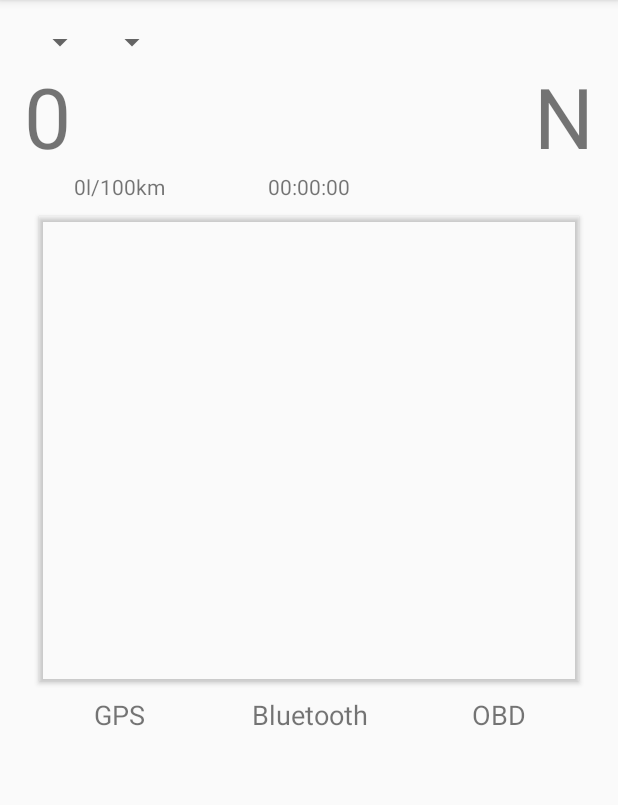
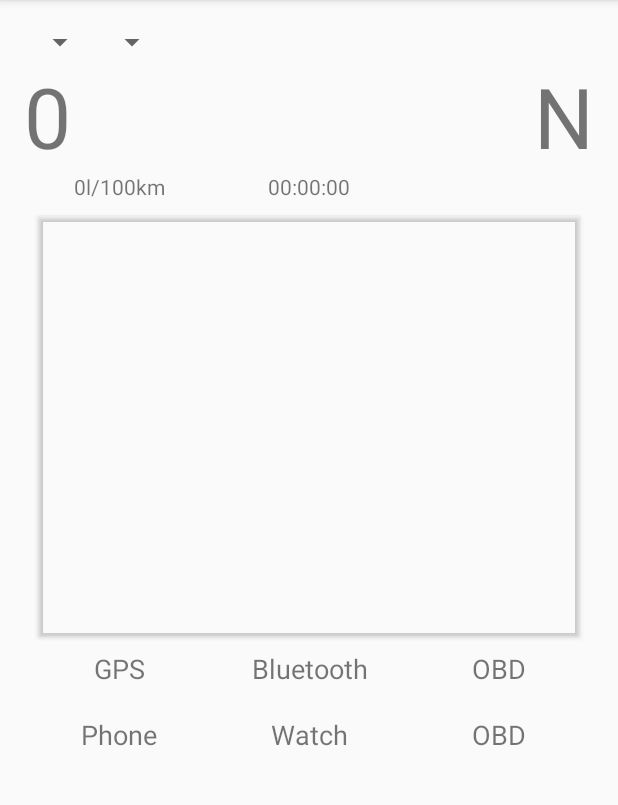
Before and after one commit to terementor/Drivemeter, an Android app: the layout main.xml on its own in the app's theme, with its tools: preview values and no code run, on a phone screen of 412 x 824 dp, the part 84-889 px from its top. Run offline under Robolectric (Android 15) with nearby library versions, the phone set to English and light mode, and no system bars.

Commit message:
adding status texviews in mainactivity

```diff
--- a/mobile/src/main/java/com/github/terementor/drivemeter/activity/SensorReceiverService.java
+++ b/mobile/src/main/java/com/github/terementor/drivemeter/activity/SensorReceiverService.java
@@ -89,9 +89,7 @@ public class SensorReceiverService extends WearableListenerService {
                     long t1 = System.nanoTime();
                     Log.d(TAG, "UnpackSensorData took " + ((t1 - t0) / 1_000_000) + "ms");
                 }
-                if (path.startsWith("/Time/")) {
-                    MainActivity.setWatchTime(Long.parseLong(uri.getLastPathSegment()));
-                }
+
                 if (path.startsWith("/Ready/")) {
                     MainActivity.setOutputsensorstrue();
                     Log.d(TAG, "Received message: Ready");
--- a/mobile/src/main/res/layout/main.xml
+++ b/mobile/src/main/res/layout/main.xml
@@ -78,7 +78,7 @@
     <ScrollView
         android:id="@+id/data_scroll"
         android:layout_width="fill_parent"
-        android:layout_height="310dp"
+        android:layout_height="279dp"
         android:layout_gravity="top"
         android:layout_margin="10dp"
         android:elevation="2dp"
@@ -151,4 +151,64 @@
             android:text="" />
     </TableRow>
 
+    <TableRow
+        android:layout_width="fill_parent"
+        android:layout_height="wrap_content">
+
+        <TextView
+            android:layout_width="0dp"
+            android:layout_height="wrap_content"
+            android:layout_weight="1"
+            android:gravity="center"
+            android:text="@string/text_phone"
+            android:textSize="@dimen/abc_text_size_medium_material" />
+
+        <TextView
+            android:layout_width="0dp"
+            android:layout_height="wrap_content"
+            android:layout_weight="1"
+            android:gravity="center"
+            android:text="@string/text_watch"
+            android:textSize="@dimen/abc_text_size_medium_material" />
+
+        <TextView
+            android:layout_width="0dp"
+            android:layout_height="wrap_content"
+            android:layout_weight="1"
+            android:gravity="center"
+            android:text="@string/text_obdoutput"
+            android:textSize="@dimen/abc_text_size_medium_material" />
+
+
+    </TableRow>
+
+    <TableRow
+        android:layout_width="fill_parent"
+        android:layout_height="wrap_content">
+
+        <TextView
+            android:id="@+id/PHONE_STATUS"
+            android:layout_width="0dp"
+            android:layout_height="wrap_content"
+            android:layout_weight="1"
+            android:gravity="center"
+            android:text="" />
+
+        <TextView
+            android:id="@+id/WATCH_STATUS"
+            android:layout_width="0dp"
+            android:layout_height="wrap_content"
+            android:layout_weight="1"
+            android:gravity="center"
+            android:text="" />
+
+        <TextView
+            android:id="@+id/OBDOUTPUT_STATUS"
+            android:layout_width="0dp"
+            android:layout_height="wrap_content"
+            android:layout_weight="1"
+            android:gravity="center"
+            android:text="" />
+    </TableRow>
+
 </LinearLayout>
--- a/mobile/src/main/res/values/strings.xml
+++ b/mobile/src/main/res/values/strings.xml
@@ -26,6 +26,9 @@
     <string name="text_obd" translatable="false">OBD</string>
     <string name="text_bluetooth" translatable="false">Bluetooth</string>
     <string name="text_orientation_default" translatable="false">N</string>
+    <string name="text_phone" translatable="false">Phone</string>
+    <string name="text_watch" translatable="false">Watch</string>
+    <string name="text_obdoutput" translatable="false">OBD</string>
     <string name="text_zero" translatable="false">0</string>
     <string name="text_consumption_default" translatable="false">0l/100km</string>
     <string name="text_runtime_default" translatable="false">00:00:00</string>
@@ -106,4 +109,10 @@
     <string name="pref_dev_email_title">Developer Email</string>
     <string name="pref_dev_email_summary">Logs will be emailed to this address</string>
     <string name="text_noerrors">There were no errors found.!</string>
+    <string name="status_watch_saving">is saving&#8230;</string>
+    <string name="status_phone_saving">is saving&#8230;</string>
+    <string name="status_obdoutput_saving">is saving&#8230;</string>
+    <string name="status_obdoutput_done">finished</string>
+    <string name="status_watch_done">finished</string>
+    <string name="status_phone_done">finished</string>
 </resources>
```
Also changed, not shown: mobile/src/main/java/com/github/terementor/drivemeter/activity/MainActivity.java (+61 -28 lines), mobile/src/main/java/com/github/terementor/drivemeter/activity/RemoteSensorManager.java (+1 -19 lines).
